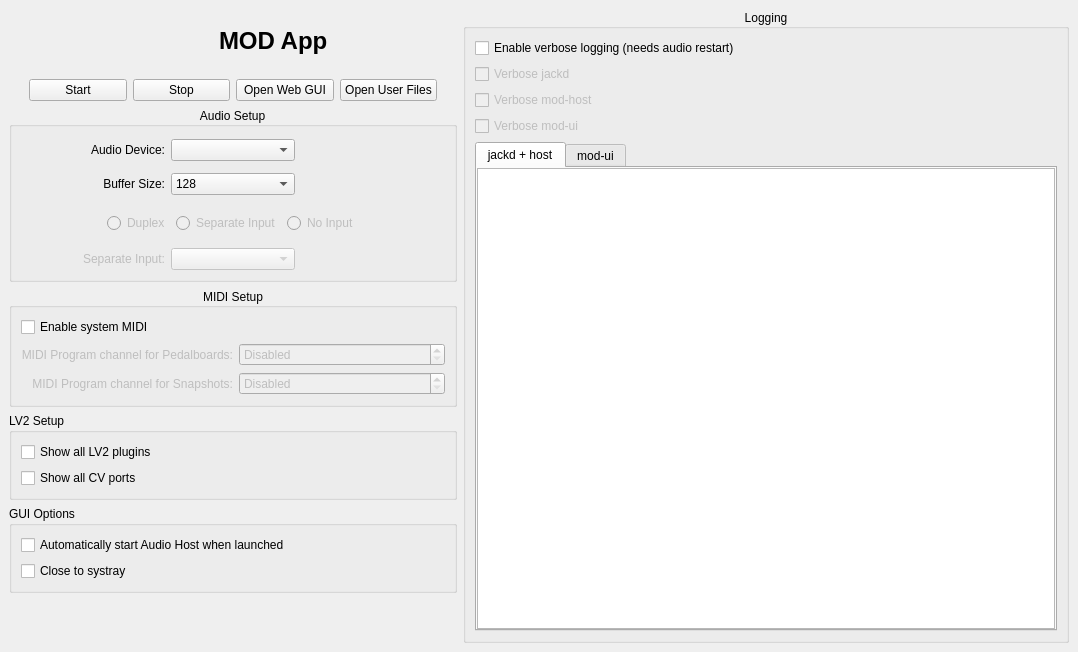
First picture: the form in systray/mod-app.ui, repository mod-audio/mod-desktop, before the edit.
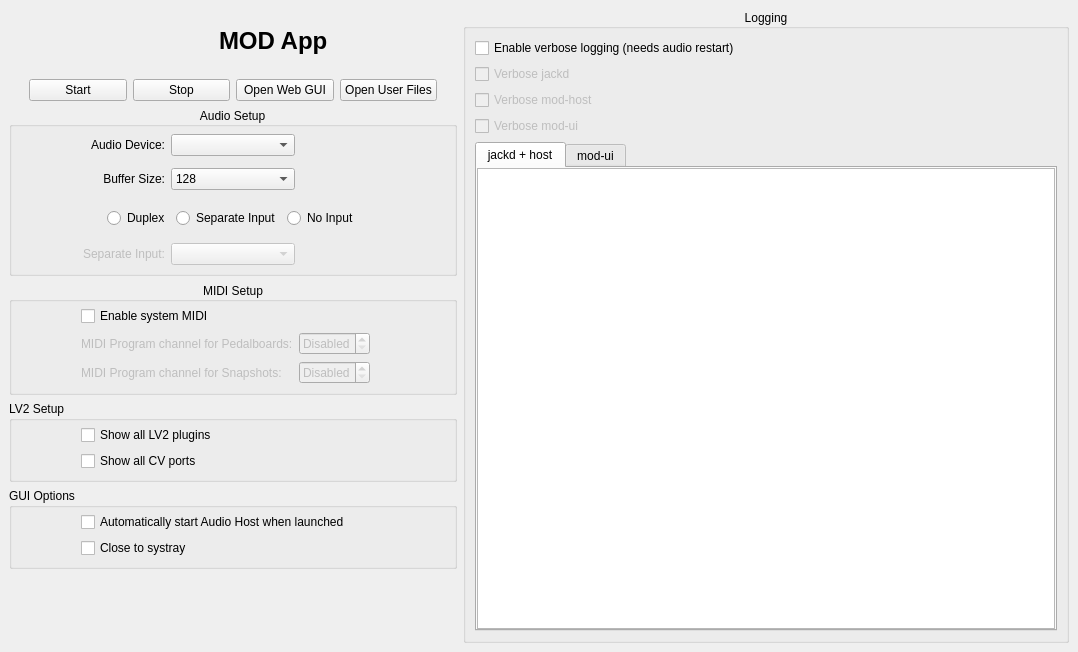
Second picture: the form after the edit. Icons and pictures are not drawn.

What changed in the file:
```diff
--- a/systray/mod-app.ui
+++ b/systray/mod-app.ui
@@ -20,20 +20,59 @@
       <property name="title">
        <string>LV2 Setup</string>
       </property>
-      <layout class="QVBoxLayout" name="verticalLayout_3">
+      <layout class="QHBoxLayout" name="horizontalLayout_6">
+       <property name="topMargin">
+        <number>4</number>
+       </property>
+       <property name="bottomMargin">
+        <number>8</number>
+       </property>
        <item>
-        <widget class="QCheckBox" name="cb_lv2_all_plugins">
-         <property name="text">
-          <string>Show all LV2 plugins</string>
+        <spacer name="horizontalSpacer_15">
+         <property name="orientation">
+          <enum>Qt::Horizontal</enum>
          </property>
-        </widget>
+         <property name="sizeType">
+          <enum>QSizePolicy::Fixed</enum>
+         </property>
+         <property name="sizeHint" stdset="0">
+          <size>
+           <width>60</width>
+           <height>20</height>
+          </size>
+         </property>
+        </spacer>
        </item>
        <item>
-        <widget class="QCheckBox" name="cb_lv2_all_cv">
-         <property name="text">
-          <string>Show all CV ports</string>
+        <layout class="QVBoxLayout" name="verticalLayout_3">
+         <item>
+          <widget class="QCheckBox" name="cb_lv2_all_plugins">
+           <property name="text">
+            <string>Show all LV2 plugins</string>
+           </property>
+          </widget>
+         </item>
+         <item>
+          <widget class="QCheckBox" name="cb_lv2_all_cv">
+           <property name="text">
+            <string>Show all CV ports</string>
+           </property>
+          </widget>
+         </item>
+        </layout>
+       </item>
+       <item>
+        <spacer name="horizontalSpacer_20">
+         <property name="orientation">
+          <enum>Qt::Horizontal</enum>
          </property>
-        </widget>
+         <property name="sizeHint" stdset="0">
+          <size>
+           <width>20</width>
+           <height>20</height>
+          </size>
+         </property>
+        </spacer>
        </item>
       </layout>
      </widget>
@@ -43,20 +82,59 @@
       <property name="title">
        <string>GUI Options</string>
       </property>
-      <layout class="QVBoxLayout" name="verticalLayout_2">
+      <layout class="QHBoxLayout" name="horizontalLayout_3">
+       <property name="topMargin">
+        <number>4</number>
+       </property>
+       <property name="bottomMargin">
+        <number>8</number>
+       </property>
        <item>
-        <widget class="QCheckBox" name="cb_autostart">
-         <property name="text">
-          <string>Automatically start Audio Host when launched</string>
+        <spacer name="horizontalSpacer_28">
+         <property name="orientation">
+          <enum>Qt::Horizontal</enum>
          </property>
-        </widget>
+         <property name="sizeType">
+          <enum>QSizePolicy::Fixed</enum>
+         </property>
+         <property name="sizeHint" stdset="0">
+          <size>
+           <width>60</width>
+           <height>20</height>
+          </size>
+         </property>
+        </spacer>
        </item>
        <item>
-        <widget class="QCheckBox" name="cb_systray">
-         <property name="text">
-          <string>Close to systray</string>
+        <layout class="QVBoxLayout" name="verticalLayout_2">
+         <item>
+          <widget class="QCheckBox" name="cb_autostart">
+           <property name="text">
+            <string>Automatically start Audio Host when launched</string>
+           </property>
+          </widget>
+         </item>
+         <item>
+          <widget class="QCheckBox" name="cb_systray">
+           <property name="text">
+            <string>Close to systray</string>
+           </property>
+          </widget>
+         </item>
+        </layout>
+       </item>
+       <item>
+        <spacer name="horizontalSpacer_30">
+         <property name="orientation">
+          <enum>Qt::Horizontal</enum>
          </property>
-        </widget>
+         <property name="sizeHint" stdset="0">
+          <size>
+           <width>20</width>
+           <height>20</height>
+          </size>
+         </property>
+        </spacer>
        </item>
       </layout>
      </widget>
@@ -202,65 +280,164 @@
        <set>Qt::AlignCenter</set>
       </property>
       <layout class="QGridLayout" name="gridLayout_2">
-       <item row="1" column="1">
-        <widget class="QSpinBox" name="sp_midi_pb">
-         <property name="enabled">
-          <bool>false</bool>
-         </property>
-         <property name="specialValueText">
-          <string>Disabled</string>
-         </property>
-         <property name="maximum">
-          <number>16</number>
-         </property>
-        </widget>
-       </item>
-       <item row="1" column="0">
-        <widget class="QLabel" name="l_midi_pb">
-         <property name="enabled">
-          <bool>false</bool>
-         </property>
-         <property name="text">
-          <string>MIDI Program channel for Pedalboards:</string>
-         </property>
-         <property name="alignment">
-          <set>Qt::AlignRight|Qt::AlignTrailing|Qt::AlignVCenter</set>
-         </property>
-        </widget>
-       </item>
-       <item row="2" column="0">
-        <widget class="QLabel" name="l_midi_ss">
-         <property name="enabled">
-          <bool>false</bool>
-         </property>
-         <property name="text">
-          <string>MIDI Program channel for Snapshots:</string>
-         </property>
-         <property name="alignment">
-          <set>Qt::AlignRight|Qt::AlignTrailing|Qt::AlignVCenter</set>
-         </property>
-        </widget>
-       </item>
-       <item row="2" column="1">
-        <widget class="QSpinBox" name="sp_midi_ss">
-         <property name="enabled">
-          <bool>false</bool>
-         </property>
-         <property name="specialValueText">
-          <string>Disabled</string>
-         </property>
-         <property name="maximum">
-          <number>16</number>
-         </property>
-        </widget>
-       </item>
-       <item row="0" column="0" colspan="2">
+       <property name="topMargin">
+        <number>4</number>
+       </property>
+       <property name="bottomMargin">
+        <number>8</number>
+       </property>
+       <item row="0" column="1" colspan="2">
         <widget class="QCheckBox" name="cb_midi">
          <property name="text">
           <string>Enable system MIDI</string>
          </property>
         </widget>
        </item>
+       <item row="2" column="2">
+        <widget class="QSpinBox" name="sp_midi_ss">
+         <property name="enabled">
+          <bool>false</bool>
+         </property>
+         <property name="specialValueText">
+          <string>Disabled</string>
+         </property>
+         <property name="maximum">
+          <number>16</number>
+         </property>
+        </widget>
+       </item>
+       <item row="2" column="1">
+        <widget class="QLabel" name="l_midi_ss">
+         <property name="enabled">
+          <bool>false</bool>
+         </property>
+         <property name="text">
+          <string>MIDI Program channel for Snapshots:</string>
+         </property>
+         <property name="alignment">
+          <set>Qt::AlignLeading|Qt::AlignLeft|Qt::AlignVCenter</set>
+         </property>
+        </widget>
+       </item>
+       <item row="0" column="3">
+        <spacer name="horizontalSpacer_26">
+         <property name="orientation">
+          <enum>Qt::Horizontal</enum>
+         </property>
+         <property name="sizeHint" stdset="0">
+          <size>
+           <width>44</width>
+           <height>20</height>
+          </size>
+         </property>
+        </spacer>
+       </item>
+       <item row="1" column="1">
+        <widget class="QLabel" name="l_midi_pb">
+         <property name="enabled">
+          <bool>false</bool>
+         </property>
+         <property name="text">
+          <string>MIDI Program channel for Pedalboards:</string>
+         </property>
+         <property name="alignment">
+          <set>Qt::AlignLeading|Qt::AlignLeft|Qt::AlignVCenter</set>
+         </property>
+        </widget>
+       </item>
+       <item row="1" column="2">
+        <widget class="QSpinBox" name="sp_midi_pb">
+         <property name="enabled">
+          <bool>false</bool>
+         </property>
+         <property name="specialValueText">
+          <string>Disabled</string>
+         </property>
+         <property name="maximum">
+          <number>16</number>
+         </property>
+        </widget>
+       </item>
+       <item row="1" column="3">
+        <spacer name="horizontalSpacer_25">
+         <property name="orientation">
+          <enum>Qt::Horizontal</enum>
+         </property>
+         <property name="sizeType">
+          <enum>QSizePolicy::Preferred</enum>
+         </property>
+         <property name="sizeHint" stdset="0">
+          <size>
+           <width>20</width>
+           <height>20</height>
+          </size>
+         </property>
+        </spacer>
+       </item>
+       <item row="2" column="3">
+        <spacer name="horizontalSpacer_27">
+         <property name="orientation">
+          <enum>Qt::Horizontal</enum>
+         </property>
+         <property name="sizeType">
+          <enum>QSizePolicy::Preferred</enum>
+         </property>
+         <property name="sizeHint" stdset="0">
+          <size>
+           <width>20</width>
+           <height>20</height>
+          </size>
+         </property>
+        </spacer>
+       </item>
+       <item row="1" column="0">
+        <spacer name="horizontalSpacer_19">
+         <property name="orientation">
+          <enum>Qt::Horizontal</enum>
+         </property>
+         <property name="sizeType">
+          <enum>QSizePolicy::Fixed</enum>
+         </property>
+         <property name="sizeHint" stdset="0">
+          <size>
+           <width>60</width>
+           <height>20</height>
+          </size>
+         </property>
+        </spacer>
+       </item>
+       <item row="2" column="0">
+        <spacer name="horizontalSpacer_21">
+         <property name="orientation">
+          <enum>Qt::Horizontal</enum>
+         </property>
+         <property name="sizeType">
+          <enum>QSizePolicy::Fixed</enum>
+         </property>
+         <property name="sizeHint" stdset="0">
+          <size>
+           <width>60</width>
+           <height>20</height>
+          </size>
+         </property>
+        </spacer>
+       </item>
+       <item row="0" column="0">
+        <spacer name="horizontalSpacer_22">
+         <property name="orientation">
+          <enum>Qt::Horizontal</enum>
+         </property>
+         <property name="sizeType">
+          <enum>QSizePolicy::Fixed</enum>
+         </property>
+         <property name="sizeHint" stdset="0">
+          <size>
+           <width>60</width>
+           <height>20</height>
+          </size>
+         </property>
+        </spacer>
+       </item>
       </layout>
      </widget>
     </item>
@@ -441,6 +618,12 @@
        <set>Qt::AlignCenter</set>
       </property>
       <layout class="QGridLayout" name="gridLayout">
+       <property name="topMargin">
+        <number>4</number>
+       </property>
+       <property name="bottomMargin">
+        <number>8</number>
+       </property>
        <item row="1" column="4">
         <spacer name="horizontalSpacer_6">
          <property name="orientation">
@@ -546,9 +729,6 @@
        </item>
        <item row="3" column="1" colspan="3">
         <widget class="QWidget" name="w_device_io_mode" native="true">
-         <property name="enabled">
-          <bool>false</bool>
-         </property>
          <layout class="QHBoxLayout" name="horizontalLayout_5">
           <item>
            <spacer name="horizontalSpacer_12">
@@ -683,6 +863,54 @@
          </property>
         </widget>
        </item>
+       <item row="3" column="4">
+        <spacer name="horizontalSpacer_16">
+         <property name="orientation">
+          <enum>Qt::Horizontal</enum>
+         </property>
+         <property name="sizeType">
+          <enum>QSizePolicy::Preferred</enum>
+         </property>
+         <property name="sizeHint" stdset="0">
+          <size>
+           <width>20</width>
+           <height>20</height>
+          </size>
+         </property>
+        </spacer>
+       </item>
+       <item row="4" column="0">
+        <spacer name="horizontalSpacer_17">
+         <property name="orientation">
+          <enum>Qt::Horizontal</enum>
+         </property>
+         <property name="sizeType">
+          <enum>QSizePolicy::Preferred</enum>
+         </property>
+         <property name="sizeHint" stdset="0">
+          <size>
+           <width>20</width>
+           <height>20</height>
+          </size>
+         </property>
+        </spacer>
+       </item>
+       <item row="4" column="4">
+        <spacer name="horizontalSpacer_18">
+         <property name="orientation">
+          <enum>Qt::Horizontal</enum>
+         </property>
+         <property name="sizeType">
+          <enum>QSizePolicy::Preferred</enum>
+         </property>
+         <property name="sizeHint" stdset="0">
+          <size>
+           <width>20</width>
+           <height>20</height>
+          </size>
+         </property>
+        </spacer>
+       </item>
       </layout>
      </widget>
     </item>
```
